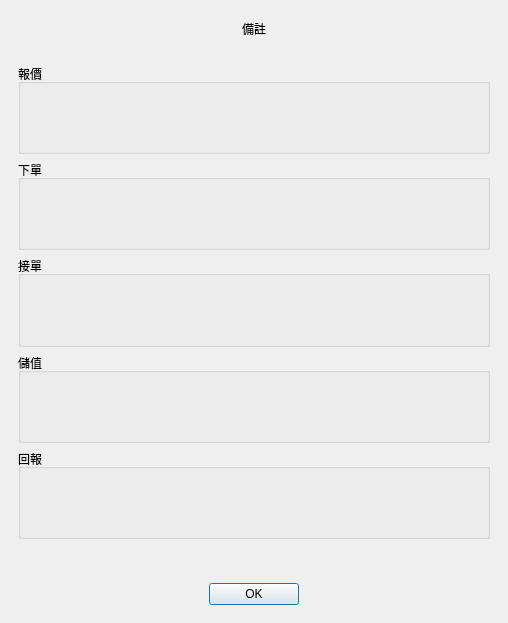
This is src/AdbClient/DialogNote.ui in roger0816/Adb as Qt 5 draws it before an edit. The edited form follows.
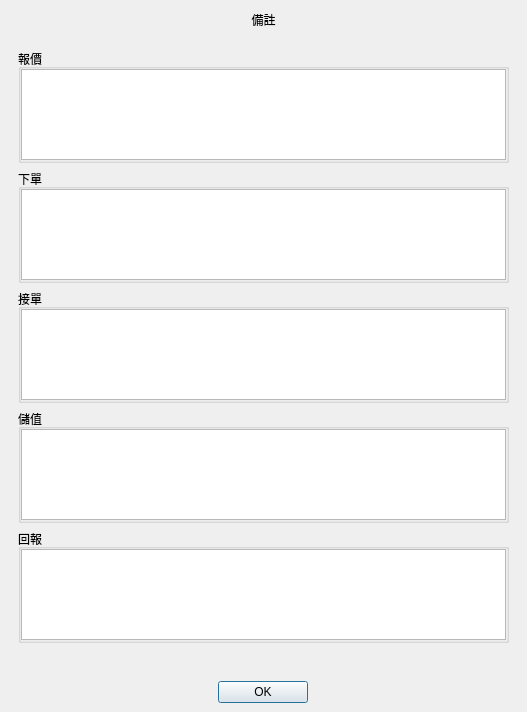
This is the edited form.

What changed in the file:
```diff
--- a/src/AdbClient/DialogNote.ui
+++ b/src/AdbClient/DialogNote.ui
@@ -6,8 +6,8 @@
    <rect>
     <x>0</x>
     <y>0</y>
-    <width>508</width>
-    <height>623</height>
+    <width>527</width>
+    <height>712</height>
    </rect>
   </property>
   <property name="windowTitle">
@@ -32,6 +32,15 @@
    <item row="0" column="0">
     <widget class="QWidget" name="wBg" native="true">
      <layout class="QVBoxLayout" name="verticalLayout">
+      <property name="spacing">
+       <number>0</number>
+      </property>
+      <property name="topMargin">
+       <number>0</number>
+      </property>
+      <property name="bottomMargin">
+       <number>0</number>
+      </property>
       <item>
        <widget class="QWidget" name="wTop" native="true">
         <property name="minimumSize">
@@ -75,10 +84,22 @@
             <string>報價</string>
            </property>
            <layout class="QGridLayout" name="gridLayout_4">
+            <property name="leftMargin">
+             <number>0</number>
+            </property>
+            <property name="topMargin">
+             <number>0</number>
+            </property>
+            <property name="rightMargin">
+             <number>0</number>
+            </property>
+            <property name="bottomMargin">
+             <number>0</number>
+            </property>
             <item row="0" column="0">
-             <widget class="QLabel" name="lb0">
-              <property name="text">
-               <string/>
+             <widget class="QTextEdit" name="lb0">
+              <property name="readOnly">
+               <bool>true</bool>
               </property>
              </widget>
             </item>
@@ -91,10 +112,22 @@
             <string>下單</string>
            </property>
            <layout class="QGridLayout" name="gridLayout_5">
+            <property name="leftMargin">
+             <number>0</number>
+            </property>
+            <property name="topMargin">
+             <number>0</number>
+            </property>
+            <property name="rightMargin">
+             <number>0</number>
+            </property>
+            <property name="bottomMargin">
+             <number>0</number>
+            </property>
             <item row="0" column="0">
-             <widget class="QLabel" name="lb1">
-              <property name="text">
-               <string/>
+             <widget class="QTextEdit" name="lb1">
+              <property name="readOnly">
+               <bool>true</bool>
               </property>
              </widget>
             </item>
@@ -107,10 +140,22 @@
             <string>接單</string>
            </property>
            <layout class="QGridLayout" name="gridLayout_6">
+            <property name="leftMargin">
+             <number>0</number>
+            </property>
+            <property name="topMargin">
+             <number>0</number>
+            </property>
+            <property name="rightMargin">
+             <number>0</number>
+            </property>
+            <property name="bottomMargin">
+             <number>0</number>
+            </property>
             <item row="0" column="0">
-             <widget class="QLabel" name="lb2">
-              <property name="text">
-               <string/>
+             <widget class="QTextEdit" name="lb2">
+              <property name="readOnly">
+               <bool>true</bool>
               </property>
              </widget>
             </item>
@@ -123,10 +168,22 @@
             <string>儲值</string>
            </property>
            <layout class="QGridLayout" name="gridLayout_7">
+            <property name="leftMargin">
+             <number>0</number>
+            </property>
+            <property name="topMargin">
+             <number>0</number>
+            </property>
+            <property name="rightMargin">
+             <number>0</number>
+            </property>
+            <property name="bottomMargin">
+             <number>0</number>
+            </property>
             <item row="0" column="0">
-             <widget class="QLabel" name="lb3">
-              <property name="text">
-               <string/>
+             <widget class="QTextEdit" name="lb3">
+              <property name="readOnly">
+               <bool>true</bool>
               </property>
              </widget>
             </item>
@@ -139,10 +196,22 @@
             <string>回報</string>
            </property>
            <layout class="QGridLayout" name="gridLayout_8">
+            <property name="leftMargin">
+             <number>0</number>
+            </property>
+            <property name="topMargin">
+             <number>0</number>
+            </property>
+            <property name="rightMargin">
+             <number>0</number>
+            </property>
+            <property name="bottomMargin">
+             <number>0</number>
+            </property>
             <item row="0" column="0">
-             <widget class="QLabel" name="lb4">
-              <property name="text">
-               <string/>
+             <widget class="QTextEdit" name="lb4">
+              <property name="readOnly">
+               <bool>true</bool>
               </property>
              </widget>
             </item>
```
